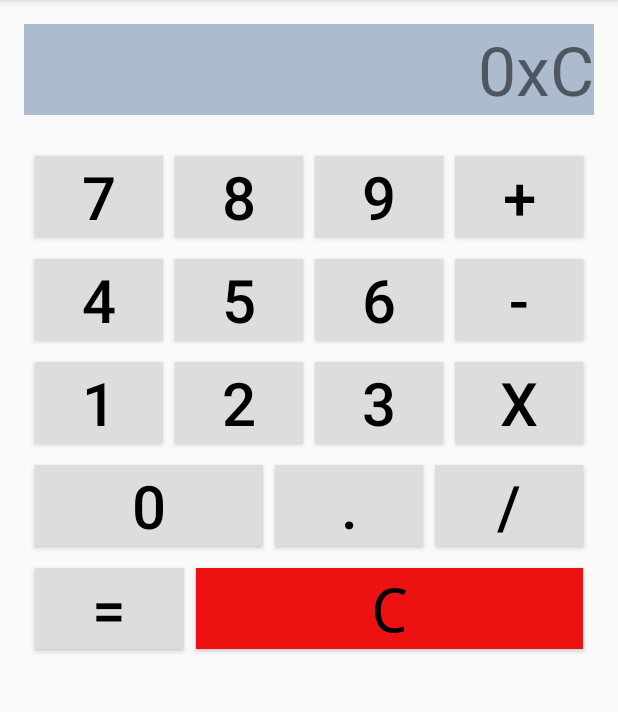
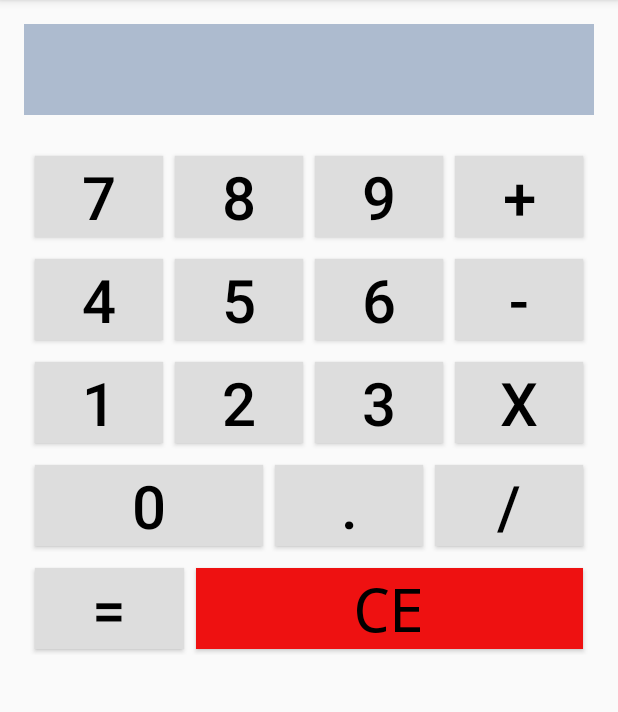
Before and after one commit to javacasm/temarioAndroid, an Android app: the screen it shows after launch (MainActivity), in the options menu, after a tap on "Settings", on a phone screen of 412 x 824 dp, the part 84-796 px from its top. Run offline under Robolectric (Android 15) with nearby library versions, the phone set to English and light mode, and no system bars.

Commit message:
Deteccion Tecla

```diff
--- a/app/src/main/java/com/cep/javacasm/calculadora233/MainActivity.java
+++ b/app/src/main/java/com/cep/javacasm/calculadora233/MainActivity.java
@@ -19,13 +19,21 @@ public class MainActivity extends ActionBarActivity {
     }
 
 
+    public void pulsacionCE(View v)
+    {
+        View vResultado=findViewById(R.id.tvResultado);
+        TextView tvResultado=(TextView)vResultado;
+
+        tvResultado.setText("");
+    }
+
     public void pulsacion(View v)
     {
 
         Button bt=(Button)v;
         String strBtText=bt.getText().toString();
         String strTextoAviso="Pulsacion tecla "+strBtText+" !!!!";
-       // Toast.makeText(this, strTextoAviso, Toast.LENGTH_LONG).show();
+        Toast.makeText(this, strTextoAviso, Toast.LENGTH_LONG).show();
 
         View vResultado=findViewById(R.id.tvResultado);
         TextView tvResultado=(TextView)vResultado;
--- a/app/src/main/res/layout/activity_main.xml
+++ b/app/src/main/res/layout/activity_main.xml
@@ -192,7 +192,7 @@
             <Button
                 android:id="@+id/bC"
                 style="@style/boton.rojo"
-                android:onClick="pulsacion"
+                android:onClick="pulsacionCE"
                 android:text="@string/bc"
                 android:typeface="monospace" />
 
--- a/app/src/main/res/values/strings.xml
+++ b/app/src/main/res/values/strings.xml
@@ -20,7 +20,7 @@
     <string name="bmenos">-</string>
     <string name="bpor">x</string>
     <string name="bdivido">/</string>
-    <string name="bc">C</string>
+    <string name="bc">CE</string>
     <string name="bpunto">.</string>
     <string name="bigual">=</string>
     <string name="bmas">+</string>
```
